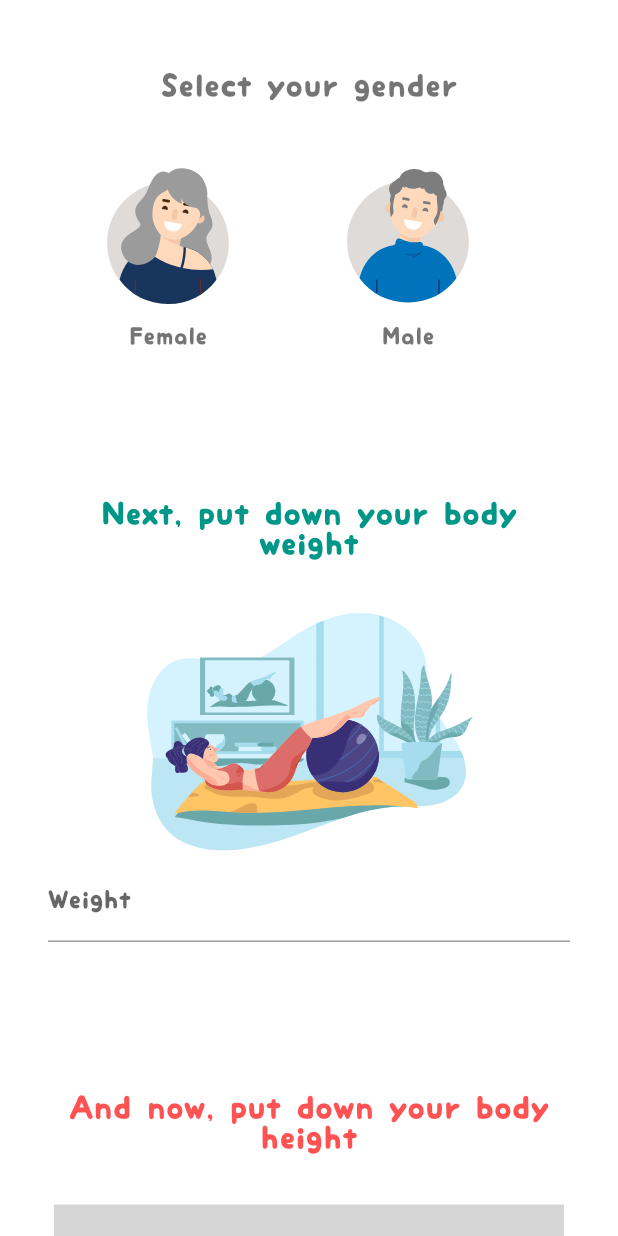
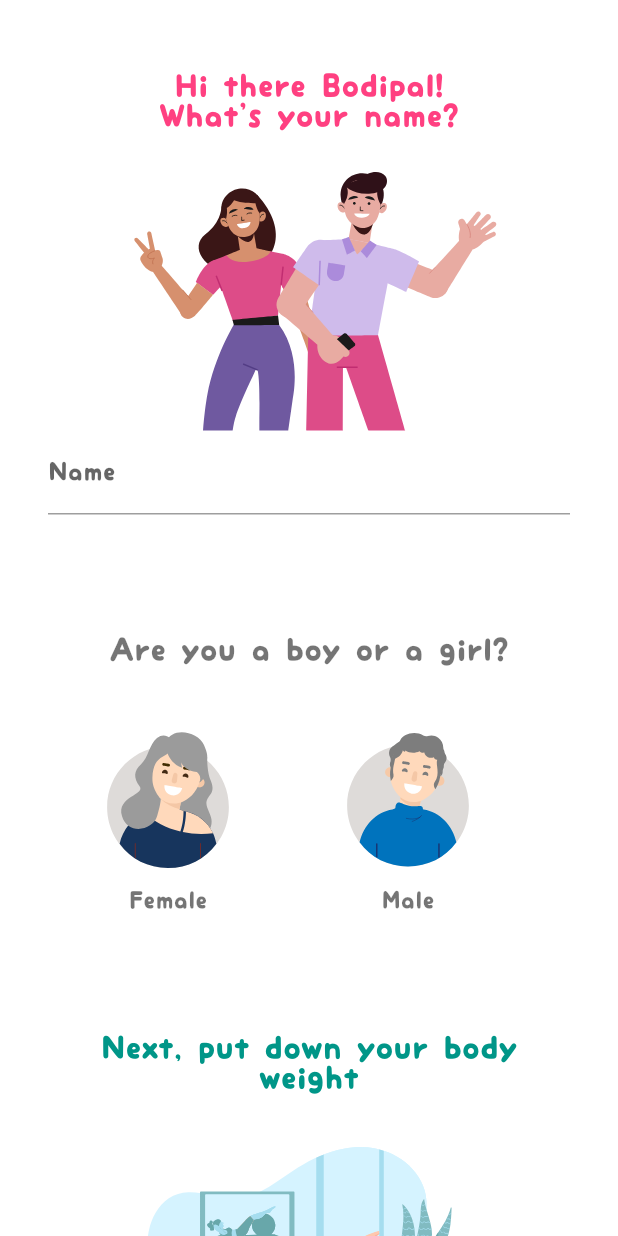
Before and after one commit to SeaBeruang/Bodily_BMI, a Flutter app: the screen it shows after launch, on a phone screen of 412 x 824 dp. Run offline on Flutter 3.47's test engine with Material 2 defaults, Android fonts, the light colour scheme and no system bars; drawn by our look-alikes of zoom_tap_animation; our stand-ins replace fluttertoast, lottie, syncfusion_flutter_gauges; grey boxes are pictures that could not be loaded.

Commit message:
+ Added Name Section

```diff
--- a/lib/models/BodilyModel.dart
+++ b/lib/models/BodilyModel.dart
@@ -6,6 +6,7 @@ class BodilyModel{
   var status;
   var indicator;
   var gender;
+  var name;
 
-  BodilyModel({this.bmi, this.status, this.indicator, this.gender});
+  BodilyModel({this.bmi, this.status, this.indicator, this.gender, this.name});
 }
--- a/lib/views/BodilyBMIScreen.dart
+++ b/lib/views/BodilyBMIScreen.dart
@@ -17,6 +17,7 @@ class BodilyCalculatorScreen extends StatefulWidget {
 class _BodilyCalculatorScreenState extends State<BodilyCalculatorScreen>{
   late TextEditingController bbController = TextEditingController();
   late TextEditingController tbController = TextEditingController();
+  late TextEditingController namaController = TextEditingController();
   late var tinggiBadan;
   late var beratBadan;
   late String nama;
@@ -50,7 +51,39 @@ class _BodilyCalculatorScreenState extends State<BodilyCalculatorScreen>{
                    height: 15,
                  ),
                  Text(
-                   "Select your gender",
+                   "Hi there Bodipal! \nWhat's your name?",
+                   textAlign: TextAlign.center,
+                   style: TextStyle(
+                     color: Colors.pinkAccent,
+                     fontWeight: FontWeight.normal,
+                     fontSize: 20,
+                   ),
+                 ),
+                 Lottie.asset(
+                   "assets/lottie/womenandmen.json",
+                   height: 200,
+                 ),
+                 TextFormField(
+                     controller: namaController,
+                     decoration: InputDecoration(
+                       hintText: "Maximum character is 30",
+                       labelText: "Name",
+                       hintStyle: TextStyle(color: Colors.grey),
+                     ),
+                     keyboardType: TextInputType.name,
+                     inputFormatters: <TextInputFormatter>[
+                       FilteringTextInputFormatter.singleLineFormatter,
+                       LengthLimitingTextInputFormatter(30)
+                     ],
+                     onChanged: (tb){
+                       nama = namaController.text;
+                     }
+                 ),
+                 SizedBox(
+                   height: 80,
+                 ),
+                 Text(
+                   "Are you a boy or a girl?",
                    textAlign: TextAlign.center,
                    style: TextStyle(
                      color: Colors.black54,
@@ -118,7 +151,7 @@ class _BodilyCalculatorScreenState extends State<BodilyCalculatorScreen>{
                    ],
                  ),
                  SizedBox(
-                   height: 100,
+                   height: 80,
                  ),
                  Text(
                    "Next, put down your body weight",
@@ -152,7 +185,7 @@ class _BodilyCalculatorScreenState extends State<BodilyCalculatorScreen>{
                      }
                  ),
                  SizedBox(
-                   height: 100,
+                   height: 80,
                  ),
                  Text(
                    "And now, put down your body height",
@@ -186,7 +219,7 @@ class _BodilyCalculatorScreenState extends State<BodilyCalculatorScreen>{
                      }
                  ),
                  SizedBox(
-                   height: 100,
+                   height: 80,
                  ),
                  ZoomTapAnimation(child:
                     Container(
@@ -208,27 +241,27 @@ class _BodilyCalculatorScreenState extends State<BodilyCalculatorScreen>{
                              if(_bmi >= 18.5 && _bmi <= 25){
                                // Berat badan normal
 
-                               bodilyModel = BodilyModel(bmi: double.parse((_bmi).toStringAsFixed(2)), status: "Normal", indicator: "assets/gif/normal.gif", gender: jenisKelamin);
+                               bodilyModel = BodilyModel(bmi: double.parse((_bmi).toStringAsFixed(2)), status: "Normal", indicator: "assets/gif/normal.gif", gender: jenisKelamin, name: nama);
                              }
                              else if(_bmi < 18.5){
                                // Berat badan kurang
 
-                               bodilyModel = BodilyModel(bmi: double.parse((_bmi).toStringAsFixed(2)), status: "Underweight", indicator: "assets/gif/underweight.gif", gender: jenisKelamin);
+                               bodilyModel = BodilyModel(bmi: double.parse((_bmi).toStringAsFixed(2)), status: "Underweight", indicator: "assets/gif/underweight.gif", gender: jenisKelamin, name: nama);
                              }
                              else if(_bmi > 25 && _bmi <= 30){
                                // Berat badan overweight
 
-                               bodilyModel = BodilyModel(bmi: double.parse((_bmi).toStringAsFixed(2)), status: "Overweight", indicator: "assets/gif/overweight.gif", gender: jenisKelamin);
+                               bodilyModel = BodilyModel(bmi: double.parse((_bmi).toStringAsFixed(2)), status: "Overweight", indicator: "assets/gif/overweight.gif", gender: jenisKelamin, name: nama);
                              }
                              else{
                                // Berat badan obesitas
-                               bodilyModel = BodilyModel(bmi: double.parse((_bmi).toStringAsFixed(2)), status: "Obessed", indicator: "assets/gif/obessed.gif", gender: jenisKelamin);
+                               bodilyModel = BodilyModel(bmi: double.parse((_bmi).toStringAsFixed(2)), status: "Obessed", indicator: "assets/gif/obessed.gif", gender: jenisKelamin, name: nama);
                              }
 
                              tbController.text = "";
                              bbController.text = "";
                              Navigator.push(context, MaterialPageRoute(
-                                 builder: (context) => BodilyResultScreen(ResultModel: bodilyModel, bmi: bodilyModel.bmi, indicator: bodilyModel.indicator, status: bodilyModel.status)
+                                 builder: (context) => BodilyResultScreen(ResultModel: bodilyModel, bmi: bodilyModel.bmi, indicator: bodilyModel.indicator, status: bodilyModel.status, name: bodilyModel.name)
                              ));
                            });
                            print("${jenisKelamin} = jenis kelamin");
--- a/lib/views/BodilyResultScreen.dart
+++ b/lib/views/BodilyResultScreen.dart
@@ -8,12 +8,14 @@ class BodilyResultScreen extends StatelessWidget {
   final bmi;
   final status;
   final indicator;
+  final name;
 
   BodilyResultScreen({
     this.ResultModel,
     this.bmi,
     this.indicator,
-    this.status
+    this.status,
+    this.name
   });
 
   @override
```
